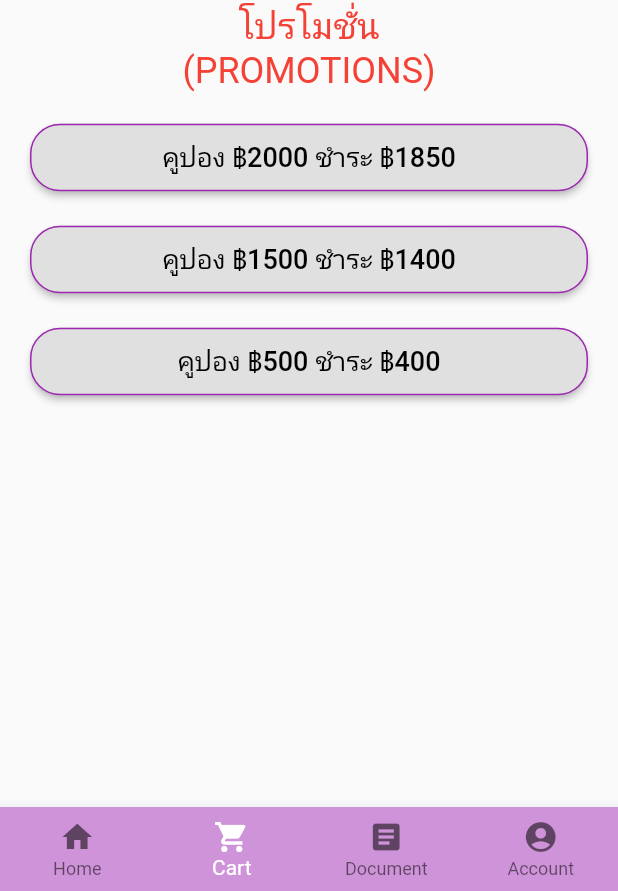
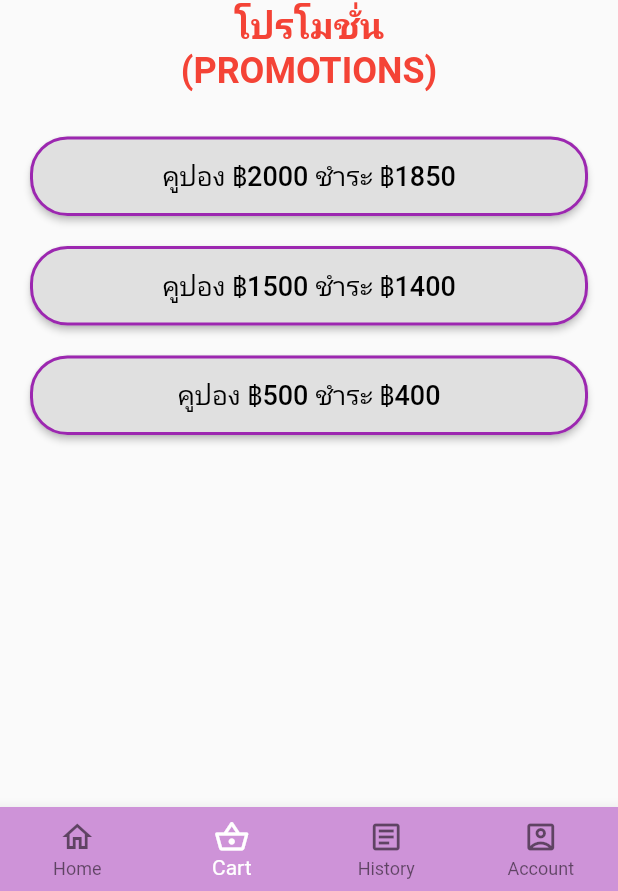
Before and after one commit to Flookky/TollwayApp, a Flutter app: the HomeScreen screen opened directly, item 2 of the bottom bar chosen, after a tap on "คูปอง ฿2000 ชำระ ฿1850", on a phone screen of 412 x 824 dp, the part 345-1236 px from its top. Run offline on Flutter 3.47's test engine with Material 2 defaults, Android fonts, the phone set to English and light mode, and no system bars; our stand-ins replace sliding_up_panel.

Commit message:
Information Screen

```diff
--- a/lib/src/screens/home.dart
+++ b/lib/src/screens/home.dart
@@ -45,19 +45,19 @@ class _HomeScreenState extends State<HomeScreen> {
         type: BottomNavigationBarType.fixed,
         items: <BottomNavigationBarItem>[
           BottomNavigationBarItem(
-            icon: Icon(Icons.home,),
+            icon: Icon(Icons.home_outlined,),
             label: 'Home',
           ),
           BottomNavigationBarItem(
-            icon: Icon(Icons.shopping_cart,),
+            icon: Icon(Icons.shopping_basket_outlined,),
             label: 'Cart',
           ),
           BottomNavigationBarItem(
-            icon: Icon(Icons.article,),
-            label: 'Document',
+            icon: Icon(Icons.article_outlined,),
+            label: 'History',
           ),
           BottomNavigationBarItem(
-            icon: Icon(Icons.account_circle,),
+            icon: Icon(Icons.account_box_outlined,),
             label: 'Account',
           ),
         ]
--- a/lib/src/screens/information.dart
+++ b/lib/src/screens/information.dart
@@ -20,8 +20,7 @@ class _InformationScreenState extends State<InformationScreen> {
                 width: double.infinity,
                 child: Row(
                   children: <Widget>[
-
-                    SizedBox(width: 75, height: 180,),
+                    SizedBox(width: 75, height: 150,),
                     Column(
                       children: <Widget>[
                         CustomImage(width: 50, height: 50, margin: 10, image_path: 'assets/icons/qr-code-scan.png',),
@@ -35,16 +34,71 @@ class _InformationScreenState extends State<InformationScreen> {
                         Text("Pay")
                       ],
                     ),
-                    SizedBox(width: 75, height: 180,),
+                    SizedBox(width: 75, height: 150,),
                   ],
                 ),
               ),
-              Text("This is the Widget behind the sliding panel"),
-              Text("This is the Widget behind the sliding panel"),
-              Text("This is the Widget behind the sliding panel"),
-              Text("This is the Widget behind the sliding panel"),
-              Text("This is the Widget behind the sliding panel"),
-              Text("This is the Widget behind the sliding panel"),
+              Stack(
+                alignment: Alignment.topCenter,
+                children: <Widget>[
+                  Container(
+                    width: double.infinity,
+                    decoration: BoxDecoration(
+                      borderRadius: BorderRadius.circular(8.0),
+                      color: Colors.black,
+                      boxShadow: [
+                        BoxShadow(
+                          color: Colors.black,
+                          blurRadius: 2.0,
+                          spreadRadius: 0.0,
+                          offset: Offset(1.0, 1.5), // shadow direction: bottom right
+                        )
+                      ],
+                    ),
+                    child: Container(
+
+                      margin: EdgeInsets.only(left: 20.0, top: 20.0, right: 20.0),
+                      //color: Colors.white,
+                      decoration: BoxDecoration(
+                        borderRadius: BorderRadius.circular(8.0),
+                        color: Colors.white,
+                        boxShadow: [
+                          BoxShadow(
+                            color: Colors.black,
+                            blurRadius: 2.0,
+                            spreadRadius: 0.0,
+                            offset: Offset(1.0, 1.5), // shadow direction: bottom right
+                          )
+                        ],
+                      ),
+                      child: Column(
+                        children: <Widget>[
+                          CustomImage(width: 150, height: 150, margin: 0, image_path: 'assets/images/qrcode.png',),
+
+                        ],
+                      ),
+                      //margin: EdgeInsets.all(20),
+                    ),
+                  ),
+
+                  Container(
+                    margin: EdgeInsets.only(bottom: 60.0),
+                    child: CustomImage(width: 200, height: 200, margin: 0, image_path: 'assets/images/logo.png',),
+                  )
+                  // Container(
+                  //   margin: EdgeInsets.only(left: 20.0, top: 20.0, right: 20.0),
+                  //   child: CustomImage(width: 200, height: 200, margin: 0, image_path: 'assets/images/logo.png',),
+                  // )
+
+                  // ClipRRect(
+                  //   borderRadius: BorderRadius.circular(40.0),
+                  // )
+
+
+                ],
+              )
+              //CustomImage(width: 150, height: 150, margin: 10, image_path: 'assets/images/logo.png',),
+
 
             ],
           ),
--- a/lib/src/screens/promotions.dart
+++ b/lib/src/screens/promotions.dart
@@ -20,24 +20,28 @@ class _PromotionsScreenState extends State<PromotionsScreen> {
               "โปรโมชั่น",
               style: TextStyle(
                   fontSize: 24.0,
-                  color: Colors.red),
+                  color: Colors.red,
+                  fontWeight: FontWeight.bold
+              ),
             ),
             Text(
               "(PROMOTIONS)",
               style: TextStyle(
                   fontSize: 24.0,
-                  color: Colors.red),
+                  color: Colors.red,
+                  fontWeight: FontWeight.bold
+              ),
             ),
             Container(
-              margin: const EdgeInsets.fromLTRB(20,20,20,10),
+              margin: const EdgeInsets.fromLTRB(20,30,20,10),
               child: ConstrainedBox(
                 constraints: const BoxConstraints(minWidth: double.infinity),
                 child: RaisedButton(
-                  padding: EdgeInsets.fromLTRB(10, 10, 10, 10),
+                  padding: EdgeInsets.fromLTRB(14, 14, 14, 14),
                   onPressed: couponClick,
                   shape: RoundedRectangleBorder(
-                      borderRadius: BorderRadius.circular(20.0),
-                      side: BorderSide(color: Colors.purple)
+                      borderRadius: BorderRadius.circular(25.0),
+                      side: BorderSide(color: Colors.purple, width: 2)
                   ),
                   child: Text(
                     "คูปอง ฿2000 ชำระ ฿1850",
@@ -54,11 +58,11 @@ class _PromotionsScreenState extends State<PromotionsScreen> {
               child: ConstrainedBox(
                 constraints: const BoxConstraints(minWidth: double.infinity),
                 child: RaisedButton(
-                  padding: EdgeInsets.fromLTRB(10, 10, 10, 10),
+                  padding: EdgeInsets.fromLTRB(14, 14, 14, 14),
                   onPressed: couponClick,
                   shape: RoundedRectangleBorder(
-                      borderRadius: BorderRadius.circular(20.0),
-                      side: BorderSide(color: Colors.purple)
+                      borderRadius: BorderRadius.circular(25.0),
+                      side: BorderSide(color: Colors.purple, width: 2)
                   ),
                   child: Text(
                     "คูปอง ฿1500 ชำระ ฿1400",
@@ -75,11 +79,11 @@ class _PromotionsScreenState extends State<PromotionsScreen> {
               child: ConstrainedBox(
                 constraints: const BoxConstraints(minWidth: double.infinity),
                 child: RaisedButton(
-                  padding: EdgeInsets.fromLTRB(10, 10, 10, 10),
+                  padding: EdgeInsets.fromLTRB(14, 14, 14, 14),
                   onPressed: couponClick,
                   shape: RoundedRectangleBorder(
-                      borderRadius: BorderRadius.circular(20.0),
-                      side: BorderSide(color: Colors.purple)
+                      borderRadius: BorderRadius.circular(25.0),
+                      side: BorderSide(color: Colors.purple, width: 2)
                   ),
                   child: Text(
                     "คูปอง ฿500 ชำระ ฿400",
```
Also changed, not shown: assets/images/qrcode.png (added).
